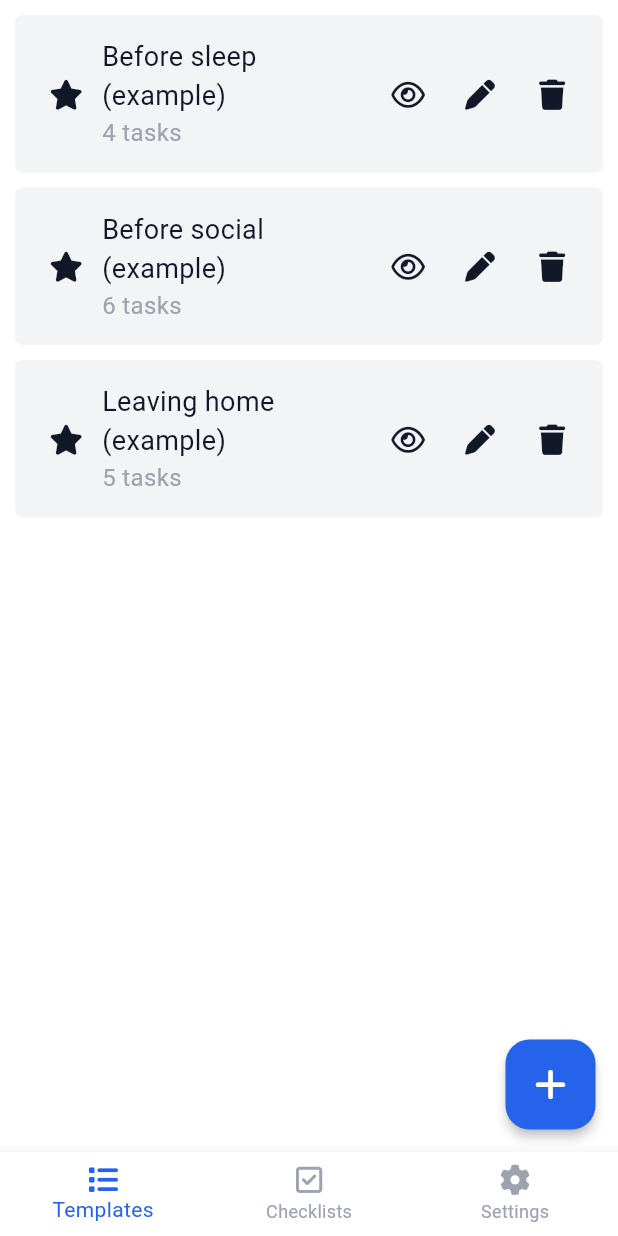
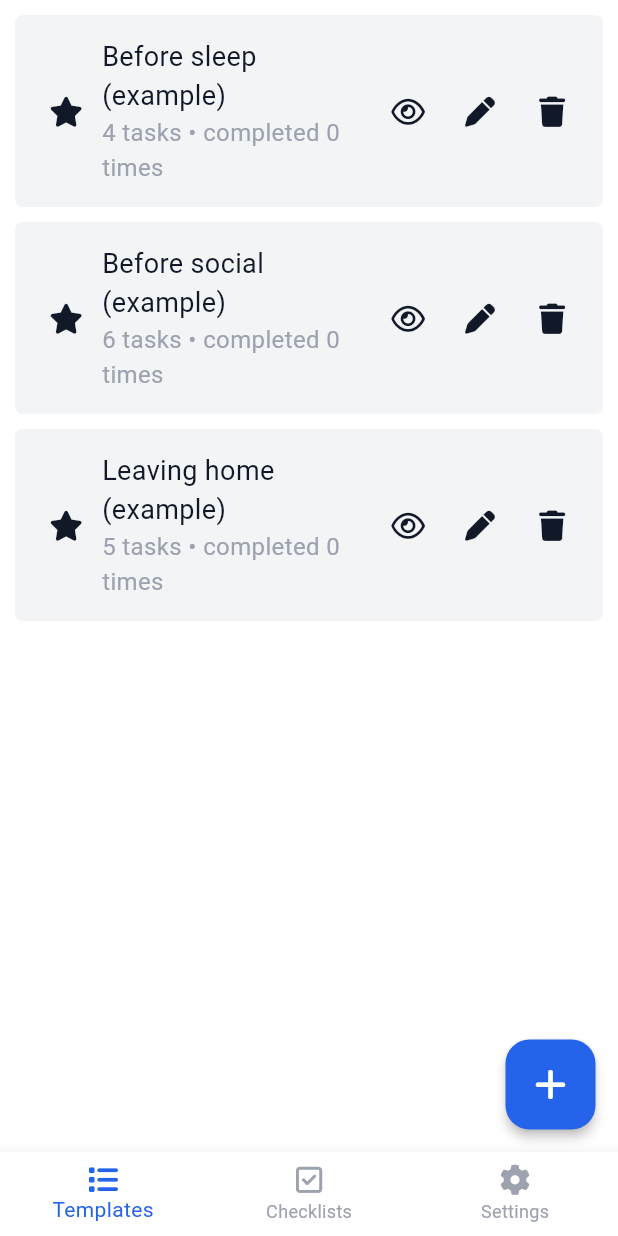
Before and after one commit to Jakob37/Checklist-templates-in-Flutter, a Flutter app: the screen it shows after launch, after a tap on "Add example templates", on a phone screen of 412 x 824 dp. Run offline on Flutter 3.47's test engine with Material 3 defaults, Android fonts, the phone set to English and light mode, and no system bars; our stand-ins replace file_picker, font_awesome_flutter, go_router, share_plus, shared_preferences.

Commit message:
Track checklist completion history

```diff
--- /dev/null
+++ b/lib/models/checklist_history_entry.dart
@@ -0,0 +1,28 @@
+class ChecklistHistoryEntry {
+  final String id;
+  final String templateId;
+  final String templateLabel;
+  final int completedAt;
+
+  ChecklistHistoryEntry({
+    required this.id,
+    required this.templateId,
+    required this.templateLabel,
+    required this.completedAt,
+  });
+
+  factory ChecklistHistoryEntry.fromJson(Map<String, dynamic> json) =>
+      ChecklistHistoryEntry(
+        id: json['id'] as String,
+        templateId: json['templateId'] as String,
+        templateLabel: json['templateLabel'] as String,
+        completedAt: json['completedAt'] as int,
+      );
+
+  Map<String, dynamic> toJson() => {
+        'id': id,
+        'templateId': templateId,
+        'templateLabel': templateLabel,
+        'completedAt': completedAt,
+      };
+}
--- a/lib/screens/checklists_screen.dart
+++ b/lib/screens/checklists_screen.dart
@@ -145,7 +145,8 @@ class _ChecklistItem extends StatelessWidget {
         // Done bar
         if (isDone)
           GestureDetector(
-            onTap: () => context.read<AppState>().removeChecklist(checklist.id),
+            onTap: () =>
+                context.read<AppState>().completeChecklist(checklist.id),
             child: Container(
               margin: const EdgeInsets.fromLTRB(
                   AppSizes.s, AppSizes.s, AppSizes.s, 0),
--- a/lib/screens/templates_screen.dart
+++ b/lib/screens/templates_screen.dart
@@ -79,21 +79,20 @@ class _TemplatesScreenState extends State<TemplatesScreen> {
             children: _sorted(state.templates)
                 .map((t) => _TemplateCard(
                       template: t,
+                      completionCount: state.completionCountForTemplate(t.id),
                       onInstantiate: () {
                         final checklist =
                             context.read<AppState>().instantiateTemplate(t);
                         context.read<AppState>().saveChecklist(checklist);
                         context.go('/checklists');
                       },
-                      onView: () =>
-                          setState(() => _viewingTemplate = t),
+                      onView: () => setState(() => _viewingTemplate = t),
                       onEdit: () => context.push(
                           '/templates/edit?templateId=${t.id}&isNew=false'),
                       onRemove: () => showConfirmDialog(
                         context: context,
                         title: 'Remove template',
-                        message:
-                            'Are you sure you want to remove ${t.label}?',
+                        message: 'Are you sure you want to remove ${t.label}?',
                         onConfirm: () =>
                             context.read<AppState>().removeTemplate(t.id),
                       ),
@@ -105,8 +104,7 @@ class _TemplatesScreenState extends State<TemplatesScreen> {
                 .toList(),
           ),
         HoverFab(
-          onPressed: () =>
-              context.push('/templates/edit?isNew=true'),
+          onPressed: () => context.push('/templates/edit?isNew=true'),
         ),
       ],
     );
@@ -115,6 +113,7 @@ class _TemplatesScreenState extends State<TemplatesScreen> {
 
 class _TemplateCard extends StatelessWidget {
   final ChecklistTemplate template;
+  final int completionCount;
   final VoidCallback onInstantiate;
   final VoidCallback onView;
   final VoidCallback onEdit;
@@ -123,6 +122,7 @@ class _TemplateCard extends StatelessWidget {
 
   const _TemplateCard({
     required this.template,
+    required this.completionCount,
     required this.onInstantiate,
     required this.onView,
     required this.onEdit,
@@ -133,8 +133,7 @@ class _TemplateCard extends StatelessWidget {
   @override
   Widget build(BuildContext context) {
     return Container(
-      margin: const EdgeInsets.fromLTRB(
-          AppSizes.s, AppSizes.s, AppSizes.s, 0),
+      margin: const EdgeInsets.fromLTRB(AppSizes.s, AppSizes.s, AppSizes.s, 0),
       padding: const EdgeInsets.symmetric(
           vertical: AppSizes.m, horizontal: AppSizes.s),
       decoration: BoxDecoration(
@@ -148,9 +147,7 @@ class _TemplateCard extends StatelessWidget {
             icon: FaIcon(
               FontAwesomeIcons.solidStar,
               size: AppSizes.iconMedium,
-              color: template.favorite
-                  ? AppColors.highlight2
-                  : AppColors.light,
+              color: template.favorite ? AppColors.highlight2 : AppColors.light,
             ),
           ),
           Expanded(
@@ -163,14 +160,12 @@ class _TemplateCard extends StatelessWidget {
                   Text(
                     template.label,
                     style: const TextStyle(
-                        color: AppColors.light,
-                        fontSize: AppSizes.textMinor),
+                        color: AppColors.light, fontSize: AppSizes.textMinor),
                   ),
                   Text(
-                    '${template.stacks[0].tasks.length} tasks',
+                    '${template.stacks[0].tasks.length} tasks • completed $completionCount ${completionCount == 1 ? 'time' : 'times'}',
                     style: const TextStyle(
-                        color: AppColors.faint,
-                        fontSize: AppSizes.textSub),
+                        color: AppColors.faint, fontSize: AppSizes.textSub),
                   ),
                 ],
               ),
--- a/lib/services/storage_service.dart
+++ b/lib/services/storage_service.dart
@@ -1,10 +1,12 @@
 import 'dart:convert';
 import 'package:shared_preferences/shared_preferences.dart';
 import '../models/checklist.dart';
+import '../models/checklist_history_entry.dart';
 import '../models/checklist_template.dart';
 
 const _templatesKey = 'templates';
 const _checklistsKey = 'checklists';
+const _historyKey = 'checklist_history';
 
 class StorageService {
   static Future<List<ChecklistTemplate>> loadTemplates() async {
@@ -38,4 +40,24 @@ class StorageService {
     await prefs.setString(
         _checklistsKey, jsonEncode(checklists.map((c) => c.toJson()).toList()));
   }
+
+  static Future<List<ChecklistHistoryEntry>> loadHistoryEntries() async {
+    final prefs = await SharedPreferences.getInstance();
+    final raw = prefs.getString(_historyKey);
+    if (raw == null) return [];
+    final list = jsonDecode(raw) as List<dynamic>;
+    return list
+        .map((e) => ChecklistHistoryEntry.fromJson(e as Map<String, dynamic>))
+        .toList();
+  }
+
+  static Future<void> saveHistoryEntries(
+    List<ChecklistHistoryEntry> historyEntries,
+  ) async {
+    final prefs = await SharedPreferences.getInstance();
+    await prefs.setString(
+      _historyKey,
+      jsonEncode(historyEntries.map((entry) => entry.toJson()).toList()),
+    );
+  }
 }
--- a/lib/state/app_state.dart
+++ b/lib/state/app_state.dart
@@ -1,5 +1,6 @@
 import 'package:flutter/foundation.dart';
 import '../models/checklist.dart';
+import '../models/checklist_history_entry.dart';
 import '../models/checklist_template.dart';
 import '../models/id_gen.dart';
 import '../services/storage_service.dart';
@@ -7,13 +8,17 @@ import '../services/storage_service.dart';
 class AppState extends ChangeNotifier {
   List<ChecklistTemplate> _templates = [];
   List<Checklist> _checklists = [];
+  List<ChecklistHistoryEntry> _historyEntries = [];
 
   List<ChecklistTemplate> get templates => List.unmodifiable(_templates);
   List<Checklist> get checklists => List.unmodifiable(_checklists);
+  List<ChecklistHistoryEntry> get historyEntries =>
+      List.unmodifiable(_historyEntries);
 
   Future<void> init() async {
     _templates = await StorageService.loadTemplates();
     _checklists = await StorageService.loadChecklists();
+    _historyEntries = await StorageService.loadHistoryEntries();
   }
 
   // ── Template mutations ──────────────────────────────────────────────────────
@@ -67,6 +72,23 @@ class AppState extends ChangeNotifier {
     notifyListeners();
   }
 
+  Future<void> completeChecklist(String checklistId) async {
+    final checklist = _checklists.firstWhere((c) => c.id == checklistId);
+    _historyEntries = [
+      ..._historyEntries,
+      ChecklistHistoryEntry(
+        id: generateId('history'),
+        templateId: checklist.template.id,
+        templateLabel: checklist.template.label,
+        completedAt: DateTime.now().millisecondsSinceEpoch,
+      ),
+    ];
+    _checklists = _checklists.where((c) => c.id != checklistId).toList();
+    await StorageService.saveChecklists(_checklists);
+    await StorageService.saveHistoryEntries(_historyEntries);
+    notifyListeners();
+  }
+
   Future<void> toggleCheck(String checklistId, String checkboxId) async {
     _checklists = _checklists.map((checklist) {
       if (checklist.id != checklistId) return checklist;
@@ -110,6 +132,9 @@ class AppState extends ChangeNotifier {
     final c = _checklists.firstWhere((c) => c.id == checklistId);
     return !c.checkboxes.any((b) => b.checked == CheckboxStatus.unchecked);
   }
+
+  int completionCountForTemplate(String templateId) =>
+      _historyEntries.where((entry) => entry.templateId == templateId).length;
 
   // ── Template factory helpers ─────────────────────────────────────────────────
 
```
Also changed, not shown: 1 other file.
